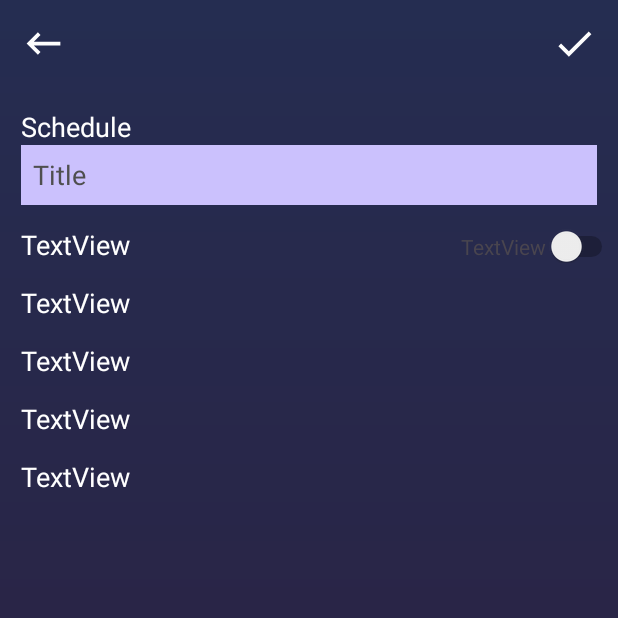
After one commit to VinhGiang731/To-Do-List-App, an Android app: the ScheduleActivity screen opened directly, with no data from a screen before it, on a phone screen of 412 x 824 dp, the top half of it. The commit adds this screen. Run offline under Robolectric (Android 15) with nearby library versions, the phone set to English and light mode, and no system bars.

Commit message:
new task

```diff
--- a/app/src/main/AndroidManifest.xml
+++ b/app/src/main/AndroidManifest.xml
@@ -12,6 +12,9 @@
         android:supportsRtl="true"
         android:theme="@style/Base.Theme.ToDoList"
         tools:targetApi="31">
+        <activity
+            android:name=".ScheduleActivity"
+            android:exported="false" />
         <activity
             android:name=".MoreActivity"
             android:exported="false" />
--- a/app/src/main/java/com/example/to_do_list/MakeNoteActivity.kt
+++ b/app/src/main/java/com/example/to_do_list/MakeNoteActivity.kt
@@ -7,11 +7,11 @@ import android.view.animation.AnticipateOvershootInterpolator
 import android.view.animation.OvershootInterpolator
 import androidx.activity.enableEdgeToEdge
 import androidx.appcompat.app.AppCompatActivity
-import androidx.constraintlayout.widget.ConstraintLayoutStates
 import com.example.to_do_list.databinding.ActivityMakenoteBinding
 import com.google.android.material.floatingactionbutton.FloatingActionButton
 import com.google.android.material.tabs.TabLayoutMediator
 
+//ngày mai làm giao diện cho btn newSchedule, newNote1 và noticifation
 class MakeNoteActivity : AppCompatActivity() {
     private lateinit var binding: ActivityMakenoteBinding
     private lateinit var fab_sub1: FloatingActionButton
--- /dev/null
+++ b/app/src/main/java/com/example/to_do_list/ScheduleActivity.kt
@@ -0,0 +1,16 @@
+package com.example.to_do_list
+
+import android.os.Bundle
+import androidx.activity.enableEdgeToEdge
+import androidx.appcompat.app.AppCompatActivity
+import com.example.to_do_list.databinding.ActivityScheduleBinding
+
+class ScheduleActivity : AppCompatActivity() {
+    private lateinit var binding : ActivityScheduleBinding
+    override fun onCreate(savedInstanceState: Bundle?) {
+        super.onCreate(savedInstanceState)
+        enableEdgeToEdge()
+        binding = ActivityScheduleBinding.inflate(layoutInflater)
+        setContentView(binding.root)
+    }
+}
--- a/app/src/main/res/drawable/bg_btn_note.xml
+++ /dev/null
@@ -1,5 +0,0 @@
-<vector xmlns:android="http://schemas.android.com/apk/res/android" android:autoMirrored="true" android:height="30dp" android:tint="#FDFDFD" android:viewportHeight="24" android:viewportWidth="24" android:width="30dp">
-
-    <path android:fillColor="@android:color/white" android:pathData="M19,3H4.99C3.89,3 3,3.9 3,5l0.01,14c0,1.1 0.89,2 1.99,2h10l6,-6V5C21,3.9 20.1,3 19,3zM7,8h10v2H7V8zM12,14H7v-2h5V14zM14,19.5V14h5.5L14,19.5z"/>
-
-</vector>
--- a/app/src/main/res/drawable/bg_btn_close.xml
+++ b/app/src/main/res/drawable/img_btn_check.xml
@@ -1,5 +1,5 @@
 <vector xmlns:android="http://schemas.android.com/apk/res/android" android:height="30dp" android:tint="#FDFDFD" android:viewportHeight="24" android:viewportWidth="24" android:width="30dp">
 
-    <path android:fillColor="@android:color/white" android:pathData="M19,6.41L17.59,5 12,10.59 6.41,5 5,6.41 10.59,12 5,17.59 6.41,19 12,13.41 17.59,19 19,17.59 13.41,12z"/>
+    <path android:fillColor="@android:color/white" android:pathData="M9,16.17L4.83,12l-1.42,1.41L9,19 21,7l-1.41,-1.41z"/>
 
 </vector>
--- /dev/null
+++ b/app/src/main/res/drawable/img_btn_close.xml
@@ -0,0 +1,12 @@
+<vector xmlns:android="http://schemas.android.com/apk/res/android"
+    android:width="30dp"
+    android:height="30dp"
+    android:tint="#FDFDFD"
+    android:viewportWidth="24"
+    android:viewportHeight="24">
+
+    <path
+        android:fillColor="@android:color/white"
+        android:pathData="M19,6.41L17.59,5 12,10.59 6.41,5 5,6.41 10.59,12 5,17.59 6.41,19 12,13.41 17.59,19 19,17.59 13.41,12z" />
+
+</vector>
--- /dev/null
+++ b/app/src/main/res/drawable/img_btn_note.xml
@@ -0,0 +1,13 @@
+<vector xmlns:android="http://schemas.android.com/apk/res/android"
+    android:width="30dp"
+    android:height="30dp"
+    android:autoMirrored="true"
+    android:tint="#FDFDFD"
+    android:viewportWidth="24"
+    android:viewportHeight="24">
+
+    <path
+        android:fillColor="@android:color/white"
+        android:pathData="M19,3H4.99C3.89,3 3,3.9 3,5l0.01,14c0,1.1 0.89,2 1.99,2h10l6,-6V5C21,3.9 20.1,3 19,3zM7,8h10v2H7V8zM12,14H7v-2h5V14zM14,19.5V14h5.5L14,19.5z" />
+
+</vector>
--- a/app/src/main/res/layout/activity_makenote.xml
+++ b/app/src/main/res/layout/activity_makenote.xml
@@ -95,7 +95,7 @@
         android:visibility="gone"
         app:layout_constraintBottom_toTopOf="@+id/fab_subFloat2"
         app:layout_constraintEnd_toEndOf="parent"
-        app:srcCompat="@drawable/bg_btn_note" />
+        app:srcCompat="@drawable/img_btn_note" />
 
     <com.google.android.material.floatingactionbutton.FloatingActionButton
         android:id="@+id/fab_subFloat2"
@@ -109,7 +109,7 @@
         android:visibility="gone"
         app:layout_constraintBottom_toTopOf="@+id/fab_bassFloat"
         app:layout_constraintEnd_toEndOf="parent"
-        app:srcCompat="@drawable/bg_btn_schedule" />
+        app:srcCompat="@drawable/img_btn_schedule" />
 
     <com.google.android.material.floatingactionbutton.FloatingActionButton
         android:id="@+id/fab_bassFloat"
@@ -123,7 +123,7 @@
         app:layout_constraintBottom_toBottomOf="parent"
         app:layout_constraintEnd_toEndOf="parent"
         app:maxImageSize="35sp"
-        app:srcCompat="@drawable/bg_btn_float" />
+        app:srcCompat="@drawable/img_btn_float" />
 
     <!--    <include layout="@layout/fab_layout" />-->
 
--- a/app/src/main/res/layout/activity_more.xml
+++ b/app/src/main/res/layout/activity_more.xml
@@ -15,6 +15,7 @@
         android:layout_height="wrap_content"
         android:background="@drawable/empty_bg"
         android:padding="14sp"
+        android:contentDescription="@string/back"
         app:layout_constraintStart_toStartOf="parent"
         app:layout_constraintTop_toTopOf="parent"
         app:srcCompat="@drawable/img_btn_back" />
--- /dev/null
+++ b/app/src/main/res/layout/activity_schedule.xml
@@ -0,0 +1,141 @@
+<?xml version="1.0" encoding="utf-8"?>
+<LinearLayout xmlns:android="http://schemas.android.com/apk/res/android"
+    xmlns:app="http://schemas.android.com/apk/res-auto"
+    xmlns:tools="http://schemas.android.com/tools"
+    android:id="@+id/main"
+    android:layout_width="match_parent"
+    android:layout_height="match_parent"
+    android:background="@drawable/bg_more_options"
+    android:orientation="vertical"
+    tools:context=".ScheduleActivity">
+
+    <androidx.constraintlayout.widget.ConstraintLayout
+        android:layout_width="match_parent"
+        android:layout_height="wrap_content"
+        android:orientation="horizontal"
+        tools:ignore="UselessLeaf">
+
+        <androidx.appcompat.widget.AppCompatImageButton
+            android:id="@+id/btn_back"
+            android:layout_width="wrap_content"
+            android:layout_height="wrap_content"
+            android:background="@drawable/empty_bg"
+            android:contentDescription="@string/back"
+            android:padding="14sp"
+            android:src="@drawable/img_btn_back"
+            app:layout_constraintStart_toStartOf="parent"
+            app:layout_constraintTop_toTopOf="parent" />
+
+        <androidx.appcompat.widget.AppCompatImageButton
+            android:id="@+id/btn_insertNote"
+            android:layout_width="wrap_content"
+            android:layout_height="wrap_content"
+            android:background="@drawable/empty_bg"
+            android:contentDescription="@string/insert_note"
+            android:padding="14sp"
+            android:src="@drawable/img_btn_check"
+            app:layout_constraintEnd_toEndOf="parent"
+            app:layout_constraintTop_toTopOf="parent" />
+
+    </androidx.constraintlayout.widget.ConstraintLayout>
+
+    <TextView
+        android:id="@+id/textView"
+        style="@style/textStyleNewSchedule"
+        android:layout_width="match_parent"
+        android:layout_height="wrap_content"
+        android:text="@string/schedule" />
+
+    <EditText
+        android:id="@+id/editTextText"
+        style="@style/tableRowStyle"
+        android:layout_marginStart="14sp"
+        android:layout_marginEnd="14sp"
+        android:background="@color/purple_search"
+        android:ems="10"
+        android:hint="@string/hint_title"
+        android:inputType="text"
+        android:textColorHint="@color/hint"
+        android:textSize="18sp"
+        tools:ignore="Autofill,RtlSymmetry" />
+
+    <TableLayout
+        android:layout_width="match_parent"
+        android:layout_height="match_parent">
+
+        <TableRow
+            android:layout_width="match_parent"
+            android:layout_height="match_parent" >
+
+            <TextView
+                android:id="@+id/textView2"
+                android:layout_width="0sp"
+                android:layout_weight="1"
+                style="@style/textStyleNewSchedule"
+                android:layout_height="wrap_content"
+                android:text="TextView" />
+
+            <TextView
+                android:id="@+id/textView7"
+                android:layout_width="wrap_content"
+                android:layout_height="wrap_content"
+                android:text="TextView" />
+
+            <Switch
+                android:id="@+id/switch1"
+                android:layout_width="wrap_content"
+                android:layout_height="wrap_content"
+                tools:ignore="UseSwitchCompatOrMaterialXml" />
+        </TableRow>
+
+        <TableRow
+            android:layout_width="match_parent"
+            android:layout_height="match_parent" >
+
+            <TextView
+                android:id="@+id/textView3"
+                android:layout_width="wrap_content"
+                android:layout_height="wrap_content"
+                style="@style/textStyleNewSchedule"
+                android:text="TextView" />
+        </TableRow>
+
+        <TableRow
+            android:layout_width="match_parent"
+            android:layout_height="match_parent" >
+
+            <TextView
+                android:id="@+id/textView4"
+                android:layout_width="wrap_content"
+                android:layout_height="wrap_content"
+                style="@style/textStyleNewSchedule"
+                android:text="TextView" />
+        </TableRow>
+
+        <TableRow
+            android:layout_width="match_parent"
+            android:layout_height="match_parent" >
+
+            <TextView
+                android:id="@+id/textView5"
+                android:layout_width="wrap_content"
+                android:layout_height="wrap_content"
+                style="@style/textStyleNewSchedule"
+                android:text="TextView" />
+        </TableRow>
+
+        <TableRow
+            android:layout_width="match_parent"
+            android:layout_height="match_parent" >
+
+            <TextView
+                android:id="@+id/textView6"
+                android:layout_width="wrap_content"
+                android:layout_height="wrap_content"
+                style="@style/textStyleNewSchedule"
+                android:text="TextView" />
+        </TableRow>
+    </TableLayout>
+
+
+</LinearLayout>
--- a/app/src/main/res/layout/custom_itemnote.xml
+++ b/app/src/main/res/layout/custom_itemnote.xml
@@ -42,5 +42,5 @@
         app:layout_constraintEnd_toEndOf="parent"
         app:layout_constraintTop_toBottomOf="@+id/txt_note"
         android:contentDescription="@string/desc_push_pin"
-        app:srcCompat="@drawable/bg_btn_push_pin" />
+        app:srcCompat="@drawable/img_btn_push_pin" />
 </androidx.constraintlayout.widget.ConstraintLayout>
--- a/app/src/main/res/layout/fab_layout.xml
+++ b/app/src/main/res/layout/fab_layout.xml
@@ -15,7 +15,7 @@
         android:clickable="true"
         android:contentDescription="@string/btn_float1"
         android:focusable="true"
-        android:src="@drawable/bg_btn_note"
+        android:src="@drawable/img_btn_note"
         android:visibility="gone"
         app:layout_constraintBottom_toTopOf="@+id/fab_subFloat2"
         app:layout_constraintEnd_toEndOf="parent" />
@@ -30,7 +30,7 @@
         android:clickable="true"
         android:contentDescription="@string/btn_float2"
         android:focusable="true"
-        android:src="@drawable/bg_btn_schedule"
+        android:src="@drawable/img_btn_schedule"
         android:visibility="gone"
         app:layout_constraintBottom_toBottomOf="parent"
         app:layout_constraintEnd_toEndOf="parent" />
--- a/app/src/main/res/values/colors.xml
+++ b/app/src/main/res/values/colors.xml
@@ -9,5 +9,6 @@
     <color name="purple_search">#CBC1FD</color>
     <color name="bg_item_note">#7E64FE</color>
     <color name="bg_float">#36364A</color>
+    <color name="hint">#4F4F4F</color>
 
 </resources>
--- a/app/src/main/res/values/strings.xml
+++ b/app/src/main/res/values/strings.xml
@@ -3,6 +3,8 @@
     <string name="on.time">on.time</string>
     <string name="notification">Notification</string>
     <string name="more">more</string>
+    <string name="back">back</string>
+    <string name="insert_note">insert note</string>
     <string name="text_Welcome">Make yourself\nmore on time</string>
     <string name="start">Start</string>
     <string name="schedule">Schedule</string>
@@ -19,4 +21,13 @@
 
     <string name="hello_blank_fragment">Hello blank fragment</string>
     <string name="desc_make_note_activity">This is make note activity</string>
+
+    <string name="full_day">Full day</string>
+    <string name="start_from">Start from</string>
+    <string name="finish">Finish</string>
+    <string name="repeat">Repeat</string>
+    <string name="reminder">Reminder</string>
+    <string name="hint_title">Title</string>
+    <string name="hint_place">Place</string>
+    <string name="hint_note">Notes</string>
 </resources>
--- a/app/src/main/res/values/themes.xml
+++ b/app/src/main/res/values/themes.xml
@@ -17,7 +17,7 @@
         <item name="android:textColor">#FFFFFF</item>
     </style>
 
-<!--    style for calendar view-->
+    <!--    style for calendar view-->
     <style name="StyleTextAppearanceStyle" parent="TextAppearance.AppCompat.Medium">
         <item name="android:textColor">@color/red</item>
         <item name="android:textSize">16sp</item>
@@ -34,4 +34,21 @@
         <item name="android:textColorPrimary">@color/white</item>
     </style>
 
+    <!--    text style for new schedule-->
+<!--    new task: repair design style for row table and edit text in activity_schedule-->
+
+    <style name="textStyleNewSchedule" parent="TextAppearance.AppCompat">
+        <item name="android:textColor">@color/white</item>
+        <item name="android:textSize">18sp</item>
+        <item name="android:paddingTop">14sp</item>
+        <item name="android:paddingStart">14sp</item>
+    </style>
+
+    <style name="tableRowStyle" parent="Theme.AppCompat">
+        <item name="android:layout_width">match_parent</item>
+        <item name="android:layout_height">40sp</item>
+        <item name="android:paddingStart">8sp</item>
+        <item name="android:layout_marginStart">14sp</item>
+        <item name="android:layout_marginEnd">14sp</item>
+    </style>
 </resources>
```
Also changed, not shown: app/src/main/res/drawable/img_btn_float.xml (renamed from app/src/main/res/drawable/bg_btn_float.xml), app/src/main/res/drawable/img_btn_push_pin.xml (renamed from app/src/main/res/drawable/bg_btn_push_pin.xml), app/src/main/res/drawable/img_btn_schedule.xml (renamed from app/src/main/res/drawable/bg_btn_schedule.xml).
